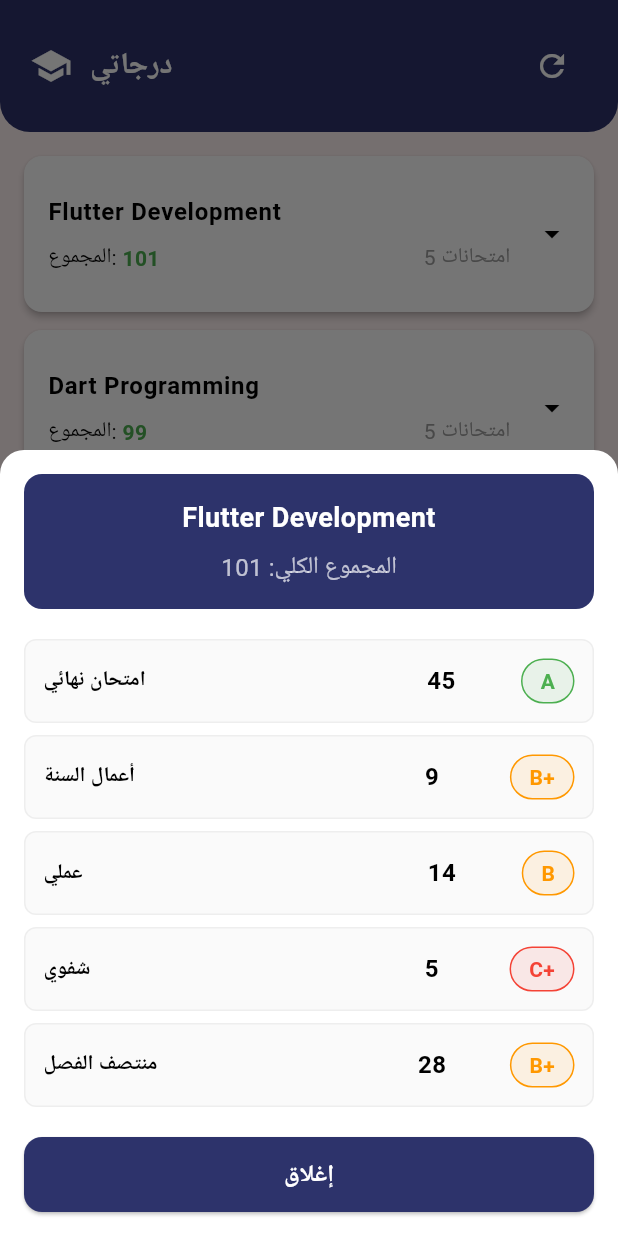
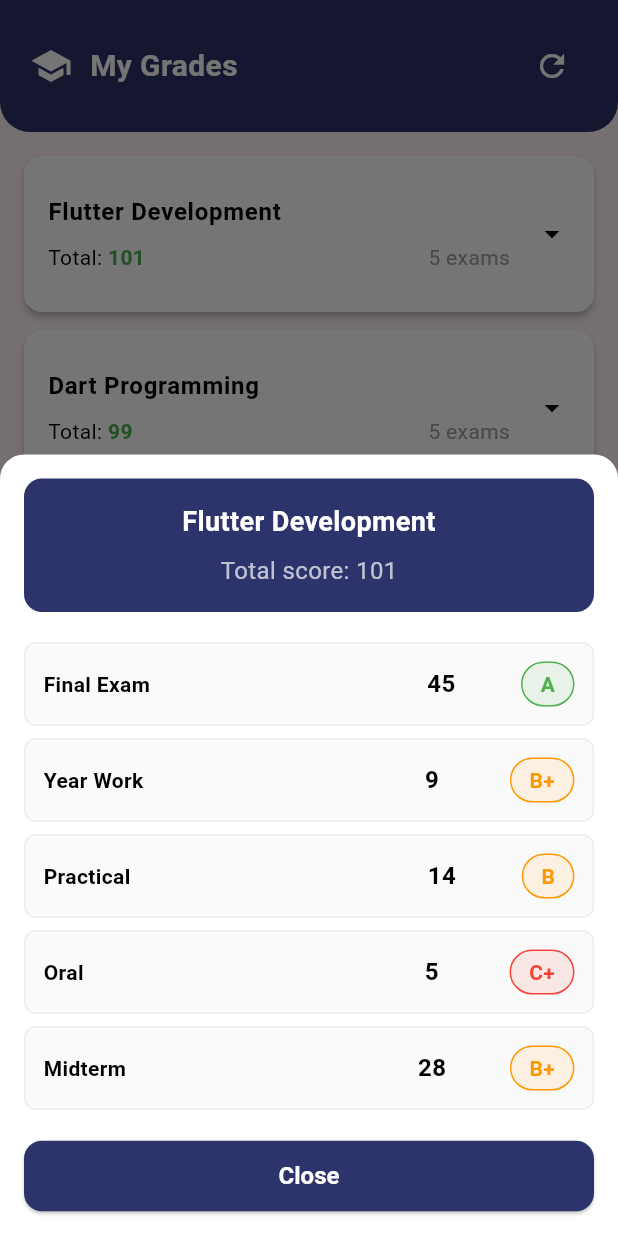
Before and after one commit to tarekelmorsy/cmp_project, a Flutter app: the GradesScreen screen opened directly, after a tap on "Flutter Development", on a phone screen of 412 x 824 dp. Run offline on Flutter 3.47's test engine with Material 3 defaults, Android fonts, the phone set to English and light mode, and no system bars; our stand-ins replace flutter_credit_card, qr_flutter, shared_preferences; missing offline and left inert: mobile_scanner; accounts and stored records are empty; Roboto replaces fonts that are missing (Amiri).

Commit message:
final url2

```diff
--- a/lib/home/grades_screen.dart
+++ b/lib/home/grades_screen.dart
@@ -57,12 +57,12 @@ class _GradesScreenState extends State<GradesScreen> {
         await _loadGradesForCourses();
       } else {
         setState(() {
-          _errorMessage = result['message'] ?? 'فشل في تحميل المواد';
+          _errorMessage = result['message'] ?? 'Failed to load courses';
         });
       }
     } catch (e) {
       setState(() {
-        _errorMessage = 'خطأ في تحميل البيانات: $e';
+        _errorMessage = 'Error loading data: $e';
       });
 
       // Load dummy data as fallback
@@ -137,7 +137,8 @@ class _GradesScreenState extends State<GradesScreen> {
 
     setState(() {
       for (var subject in subjects) {
-        _courseGrades[subject["subject"]] = List<Map<String, dynamic>>.from(subject["exams"]);
+        _courseGrades[subject["subject"]] =
+        List<Map<String, dynamic>>.from(subject["exams"]);
       }
     });
   }
@@ -168,7 +169,7 @@ class _GradesScreenState extends State<GradesScreen> {
                       const Icon(Icons.school, color: Colors.white, size: 28),
                       const SizedBox(width: 12),
                       const Text(
-                        'درجاتي',
+                        'My Grades',
                         style: TextStyle(
                           fontSize: 20,
                           fontWeight: FontWeight.bold,
@@ -177,24 +178,7 @@ class _GradesScreenState extends State<GradesScreen> {
                       ),
                       if (authProvider.isOfflineMode) ...[
                         const SizedBox(width: 8),
-                        // Container(
-                        //   padding: const EdgeInsets.symmetric(horizontal: 8, vertical: 4),
-                        //   decoration: BoxDecoration(
-                        //     color: Colors.orange,
-                        //     borderRadius: BorderRadius.circular(12),
-                        //   ),
-                        //   child: const Row(
-                        //     mainAxisSize: MainAxisSize.min,
-                        //     children: [
-                        //       Icon(Icons.wifi_off, size: 12, color: Colors.white),
-                        //       SizedBox(width: 4),
-                        //       Text(
-                        //         'محلي',
-                        //         style: TextStyle(fontSize: 10, color: Colors.white),
-                        //       ),
-                        //     ],
-                        //   ),
-                        // ),
+                        // Offline badge (commented out for now)
                       ],
                       const Spacer(),
                       IconButton(
@@ -215,24 +199,30 @@ class _GradesScreenState extends State<GradesScreen> {
                       mainAxisAlignment: MainAxisAlignment.center,
                       children: [
                         Icon(
-                          authProvider.isOfflineMode ? Icons.wifi_off : Icons.error,
+                          authProvider.isOfflineMode
+                              ? Icons.wifi_off
+                              : Icons.error,
                           size: 60,
-                          color: authProvider.isOfflineMode ? Colors.orange : Colors.red,
+                          color: authProvider.isOfflineMode
+                              ? Colors.orange
+                              : Colors.red,
                         ),
                         const SizedBox(height: 16),
                         Text(
                           authProvider.isOfflineMode
-                              ? 'يتم تشغيل التطبيق في الوضع المحلي'
+                              ? 'The app is running in offline mode'
                               : _errorMessage!,
                           textAlign: TextAlign.center,
                           style: TextStyle(
-                            color: authProvider.isOfflineMode ? Colors.orange : Colors.red,
+                            color: authProvider.isOfflineMode
+                                ? Colors.orange
+                                : Colors.red,
                           ),
                         ),
                         const SizedBox(height: 16),
                         ElevatedButton(
                           onPressed: _loadGrades,
-                          child: const Text('إعادة المحاولة'),
+                          child: const Text('Retry'),
                         ),
                       ],
                     ),
@@ -242,34 +232,42 @@ class _GradesScreenState extends State<GradesScreen> {
                     child: Column(
                       mainAxisAlignment: MainAxisAlignment.center,
                       children: [
-                        Icon(Icons.grade, size: 60, color: Colors.grey),
+                        Icon(Icons.grade,
+                            size: 60, color: Colors.grey),
                         SizedBox(height: 16),
                         Text(
-                          'لا توجد درجات متاحة حالياً',
-                          style: TextStyle(color: Colors.grey, fontSize: 16),
+                          'No grades available at the moment',
+                          style: TextStyle(
+                              color: Colors.grey, fontSize: 16),
                         ),
                       ],
                     ),
                   )
                       : ListView.builder(
-
-                    padding: const EdgeInsets.symmetric(horizontal: 16, vertical: 16),
+                    padding: const EdgeInsets.symmetric(
+                        horizontal: 16, vertical: 16),
                     itemCount: _courseGrades.length,
                     itemBuilder: (context, index) {
-                      final courseName = _courseGrades.keys.elementAt(index);
+                      final courseName =
+                      _courseGrades.keys.elementAt(index);
                       final grades = _courseGrades[courseName]!;
 
                       // Calculate total grade
-                      int totalScore = grades.fold(0, (sum, exam) => sum + (exam["score"] as int));
+                      int totalScore = grades.fold(
+                          0,
+                              (sum, exam) =>
+                          sum + (exam["score"] as int));
 
                       return Card(
                         margin: const EdgeInsets.only(bottom: 12),
                         elevation: 2,
                         shape: RoundedRectangleBorder(
-                          borderRadius: BorderRadius.circular(12),
+                          borderRadius:
+                          BorderRadius.circular(12),
                         ),
                         child: ListTile(
-                          contentPadding: const EdgeInsets.all(16),
+                          contentPadding:
+                          const EdgeInsets.all(16),
                           title: Text(
                             courseName,
                             style: const TextStyle(
@@ -278,30 +276,37 @@ class _GradesScreenState extends State<GradesScreen> {
                             ),
                           ),
                           subtitle: Column(
-                            crossAxisAlignment: CrossAxisAlignment.start,
+                            crossAxisAlignment:
+                            CrossAxisAlignment.start,
                             children: [
                               const SizedBox(height: 8),
                               Row(
                                 children: [
-                                  const Text('المجموع: '),
+                                  const Text('Total: '),
                                   Text(
                                     '$totalScore',
                                     style: TextStyle(
                                       fontWeight: FontWeight.bold,
-                                      color: _getTotalGradeColor(totalScore),
+                                      color:
+                                      _getTotalGradeColor(
+                                          totalScore),
                                     ),
                                   ),
                                   const Spacer(),
                                   Text(
-                                    '${grades.length} امتحانات',
-                                    style: const TextStyle(color: Colors.grey),
+                                    '${grades.length} exams',
+                                    style: const TextStyle(
+                                        color: Colors.grey),
                                   ),
                                 ],
                               ),
                             ],
                           ),
-                          trailing: const Icon(Icons.arrow_drop_down),
-                          onTap: () => _showGradesBottomSheet(context, courseName, grades),
+                          trailing:
+                          const Icon(Icons.arrow_drop_down),
+                          onTap: () =>
+                              _showGradesBottomSheet(context,
+                                  courseName, grades),
                         ),
                       );
                     },
@@ -315,7 +320,8 @@ class _GradesScreenState extends State<GradesScreen> {
     );
   }
 
-  void _showGradesBottomSheet(BuildContext context, String courseName, List<Map<String, dynamic>> exams) {
+  void _showGradesBottomSheet(BuildContext context, String courseName,
+      List<Map<String, dynamic>> exams) {
     showModalBottomSheet(
       context: context,
       shape: const RoundedRectangleBorder(
@@ -323,7 +329,8 @@ class _GradesScreenState extends State<GradesScreen> {
       ),
       isScrollControlled: true,
       builder: (ctx) {
-        int totalScore = exams.fold(0, (sum, exam) => sum + (exam["score"] as int));
+        int totalScore =
+        exams.fold(0, (sum, exam) => sum + (exam["score"] as int));
 
         return Container(
           padding: EdgeInsets.only(
@@ -356,7 +363,7 @@ class _GradesScreenState extends State<GradesScreen> {
                     ),
                     const SizedBox(height: 8),
                     Text(
-                      'المجموع الكلي: $totalScore',
+                      'Total score: $totalScore',
                       style: const TextStyle(
                         fontSize: 16,
                         color: Colors.white70,
@@ -394,7 +401,7 @@ class _GradesScreenState extends State<GradesScreen> {
                           Expanded(
                             flex: 2,
                             child: Text(
-                              _getExamNameInArabic(examName),
+                              _getExamNameEnglish(examName),
                               style: const TextStyle(
                                 fontWeight: FontWeight.w600,
                                 fontSize: 14,
@@ -417,11 +424,13 @@ class _GradesScreenState extends State<GradesScreen> {
 
                           // Grade
                           Container(
-                            padding: const EdgeInsets.symmetric(horizontal: 12, vertical: 4),
+                            padding: const EdgeInsets.symmetric(
+                                horizontal: 12, vertical: 4),
                             decoration: BoxDecoration(
                               color: _getGradeColor(grade).withOpacity(0.1),
                               borderRadius: BorderRadius.circular(16),
-                              border: Border.all(color: _getGradeColor(grade)),
+                              border:
+                              Border.all(color: _getGradeColor(grade)),
                             ),
                             child: Text(
                               grade,
@@ -446,7 +455,7 @@ class _GradesScreenState extends State<GradesScreen> {
                 width: double.infinity,
                 child: ElevatedButton(
                   onPressed: () => Navigator.pop(ctx),
-                  child: const Text('إغلاق'),
+                  child: const Text('Close'),
                 ),
               ),
             ],
@@ -456,27 +465,38 @@ class _GradesScreenState extends State<GradesScreen> {
     );
   }
 
-  String _getExamNameInArabic(String examName) {
+  String _getExamNameEnglish(String examName) {
     switch (examName.toLowerCase()) {
-      case 'final': return 'امتحان نهائي';
-      case 'yearwork': return 'أعمال السنة';
-      case 'practical': return 'عملي';
-      case 'oral': return 'شفوي';
-      case 'midterm': return 'منتصف الفصل';
-      default: return examName;
+      case 'final':
+        return 'Final Exam';
+      case 'yearwork':
+        return 'Year Work';
+      case 'practical':
+        return 'Practical';
+      case 'oral':
+        return 'Oral';
+      case 'midterm':
+        return 'Midterm';
+      default:
+        return examName;
     }
   }
 
   Color _getGradeColor(String grade) {
     switch (grade.toUpperCase()) {
       case 'A+':
-      case 'A': return Colors.green;
+      case 'A':
+        return Colors.green;
       case 'B+':
-      case 'B': return Colors.orange;
+      case 'B':
+        return Colors.orange;
       case 'C+':
-      case 'C': return Colors.red;
-      case 'F': return Colors.purple;
-      default: return Colors.blueGrey;
+      case 'C':
+        return Colors.red;
+      case 'F':
+        return Colors.purple;
+      default:
+        return Colors.blueGrey;
     }
   }
 
--- a/lib/home/qr_scanner_screen.dart
+++ b/lib/home/qr_scanner_screen.dart
@@ -771,8 +771,8 @@ class _QRScannerScreenState extends State<QRScannerScreen> {
       // In real scenario, you might need to fetch lecture details first
       final attendanceData = {
         'course_id': 1, // You might need to get this from lecture details
-        'lecture_id': int.parse(lectureId),
-        'student_id': int.parse(studentId ?? '6'),
+        'lecture_id': 1,
+        'student_id': int.parse('2'),
         'present': true,
       };
 
```
